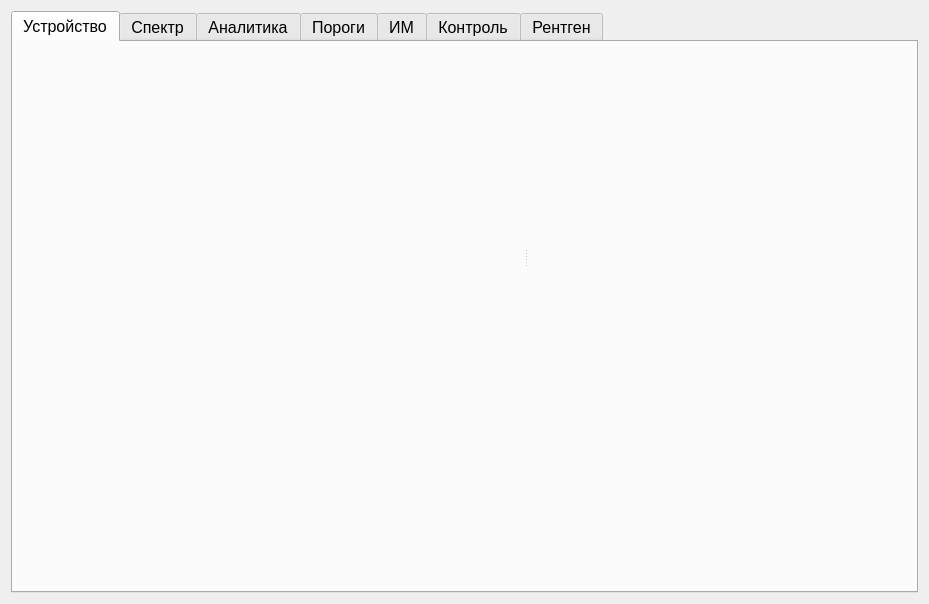
longway34/SeparatorQt, file sprsettingswidget.ui: the form before one commit.
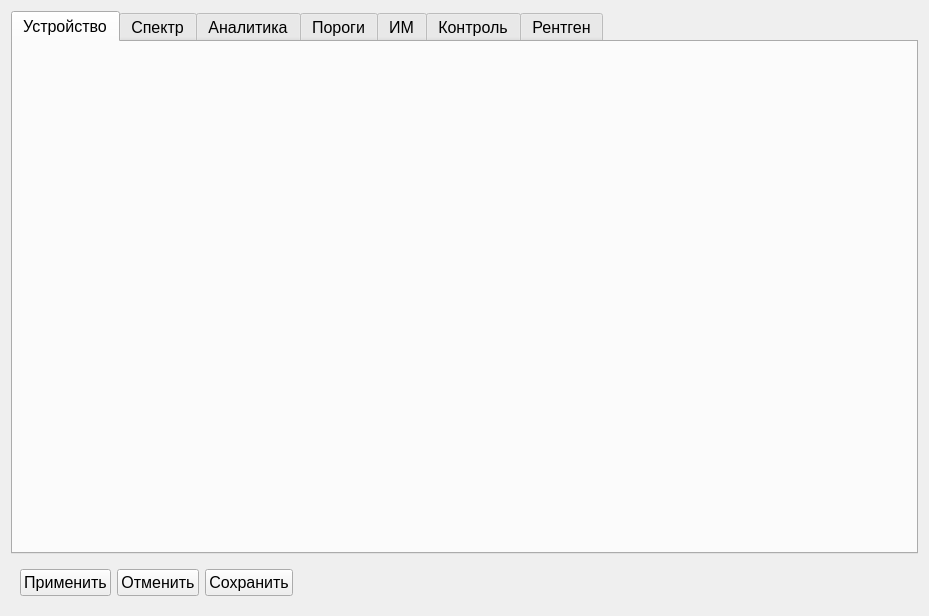
The form after the commit. The open tabs and pages were chosen to show the change. Icons and pictures are not drawn. Custom widgets are drawn as their Qt base class.

```diff
--- a/sprsettingswidget.ui
+++ b/sprsettingswidget.ui
@@ -69,40 +69,56 @@
       <attribute name="title">
        <string>Устройство</string>
       </attribute>
-      <widget class="QWidget" name="widget_2" native="true">
-       <property name="geometry">
-        <rect>
-         <x>20</x>
-         <y>10</y>
-         <width>514</width>
-         <height>409</height>
-        </rect>
-       </property>
-       <layout class="QVBoxLayout" name="verticalLayout_7">
-        <item>
-         <widget class="QSplitter" name="splitter_2">
-          <property name="orientation">
-           <enum>Qt::Horizontal</enum>
-          </property>
-          <widget class="SPRSettingsMainWidget" name="wSettingsMainWidget" native="true">
-           <property name="minimumSize">
-            <size>
-             <width>491</width>
-             <height>391</height>
-            </size>
-           </property>
-           <property name="maximumSize">
-            <size>
-             <width>491</width>
-             <height>391</height>
-            </size>
-           </property>
-          </widget>
-          <widget class="QWidget" name="widget_3" native="true"/>
-         </widget>
-        </item>
-       </layout>
-      </widget>
+      <layout class="QVBoxLayout" name="verticalLayout_2">
+       <item>
+        <widget class="QWidget" name="widget_3" native="true">
+         <layout class="QVBoxLayout" name="verticalLayout_5">
+          <item>
+           <widget class="QWidget" name="widget_2" native="true">
+            <layout class="QHBoxLayout" name="horizontalLayout_4">
+             <item>
+              <widget class="SPRSettingsMainWidget" name="wSettingsMainWidget" native="true">
+               <property name="minimumSize">
+                <size>
+                 <width>391</width>
+                 <height>454</height>
+                </size>
+               </property>
+              </widget>
+             </item>
+             <item>
+              <spacer name="horizontalSpacer_2">
+               <property name="orientation">
+                <enum>Qt::Horizontal</enum>
+               </property>
+               <property name="sizeHint" stdset="0">
+                <size>
+                 <width>451</width>
+                 <height>20</height>
+                </size>
+               </property>
+              </spacer>
+             </item>
+            </layout>
+           </widget>
+          </item>
+          <item>
+           <spacer name="verticalSpacer">
+            <property name="orientation">
+             <enum>Qt::Vertical</enum>
+            </property>
+            <property name="sizeHint" stdset="0">
+             <size>
+              <width>20</width>
+              <height>0</height>
+             </size>
+            </property>
+           </spacer>
+          </item>
+         </layout>
+        </widget>
+       </item>
+      </layout>
      </widget>
      <widget class="QWidget" name="tabSpectrumZones">
       <attribute name="icon">
@@ -202,6 +218,82 @@
      </widget>
     </widget>
    </item>
+   <item>
+    <widget class="QWidget" name="widget" native="true">
+     <property name="font">
+      <font>
+       <family>Tahoma</family>
+       <pointsize>12</pointsize>
+      </font>
+     </property>
+     <layout class="QHBoxLayout" name="horizontalLayout">
+      <item>
+       <widget class="QPushButton" name="bOk">
+        <property name="text">
+         <string>Применить</string>
+        </property>
+        <property name="icon">
+         <iconset resource="icons.qrc">
+          <normaloff>:/icons/icons/b_Ok_1.png</normaloff>:/icons/icons/b_Ok_1.png</iconset>
+        </property>
+        <property name="iconSize">
+         <size>
+          <width>32</width>
+          <height>32</height>
+         </size>
+        </property>
+       </widget>
+      </item>
+      <item>
+       <widget class="QPushButton" name="bCancel">
+        <property name="text">
+         <string>Отменить</string>
+        </property>
+        <property name="icon">
+         <iconset resource="icons.qrc">
+          <normaloff>:/icons/icons/b_Cancel.png</normaloff>:/icons/icons/b_Cancel.png</iconset>
+        </property>
+        <property name="iconSize">
+         <size>
+          <width>32</width>
+          <height>32</height>
+         </size>
+        </property>
+       </widget>
+      </item>
+      <item>
+       <widget class="QPushButton" name="bSave">
+        <property name="text">
+         <string>Сохранить</string>
+        </property>
+        <property name="icon">
+         <iconset resource="icons.qrc">
+          <normaloff>:/icons/icons/b_Save.png</normaloff>:/icons/icons/b_Save.png</iconset>
+        </property>
+        <property name="iconSize">
+         <size>
+          <width>32</width>
+          <height>32</height>
+         </size>
+        </property>
+       </widget>
+      </item>
+      <item>
+       <spacer name="horizontalSpacer">
+        <property name="orientation">
+         <enum>Qt::Horizontal</enum>
+        </property>
+        <property name="sizeHint" stdset="0">
+         <size>
+          <width>509</width>
+          <height>20</height>
+         </size>
+        </property>
+       </spacer>
+      </item>
+     </layout>
+    </widget>
+   </item>
   </layout>
  </widget>
  <customwidgets>
```
Left out of the diff: 2 changed lines with no effect on the pictures.
